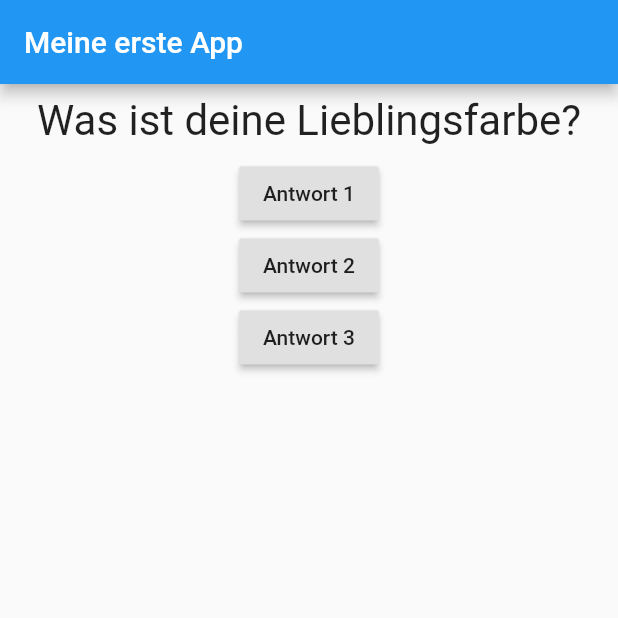
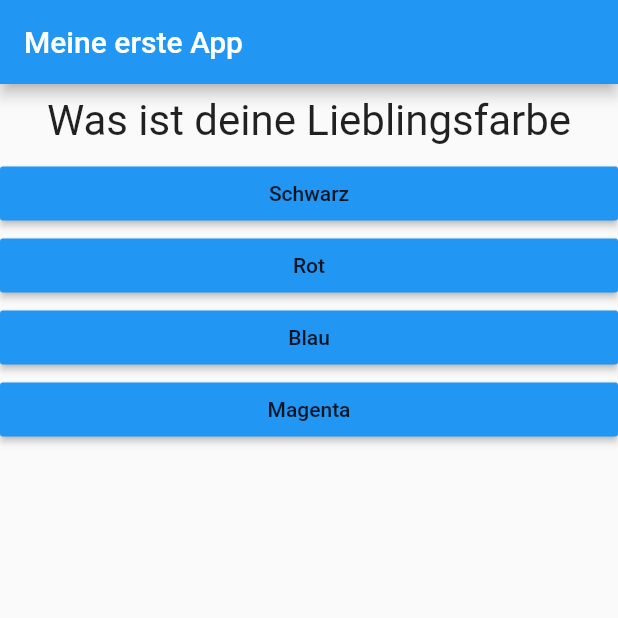
Before and after one commit to schoerck/FlutterKurs, a Flutter app: the screen it shows after launch, on a phone screen of 412 x 824 dp, the top half of it. Run offline on Flutter 3.47's test engine with Material 2 defaults, Android fonts, the phone set to English and light mode, and no system bars.

Commit message:
quiz_app_48

```diff
--- /dev/null
+++ b/lib/answers.dart
@@ -0,0 +1,20 @@
+import 'package:flutter/material.dart';
+
+class Answer extends StatelessWidget {
+  final Function
+      selectHandler;  //eine Funktion wird in selecthandler übergeben und gespeichert
+                      //selecthandler bekommt hier die funktion _answerquestion aus der main übergeben
+  final String answerText;
+  Answer(this.selectHandler, this.answerText);
+
+  @override
+  Widget build(BuildContext context) {
+    return Container(
+      width: double.infinity,
+      child: RaisedButton(
+          color: Colors.blue,
+          child: Text(answerText),
+          onPressed: selectHandler),
+    );
+  }
+}
--- a/lib/main.dart
+++ b/lib/main.dart
@@ -1,4 +1,5 @@
 import 'package:flutter/material.dart';
+import 'package:quiz_app/answers.dart';
 import 'package:quiz_app/question.dart';
 
 //void main() {
@@ -19,19 +20,35 @@ class _MyAppState extends State<MyApp> {
   //das stateless widget myappstate erbt die funktionalität von dem stateful widget myapp
   var _questionindex = 0;
 
+  final questions = const [
+    {
+      'questiontext': 'Was ist deine Lieblingsfarbe',
+      'answers': ['Schwarz', 'Rot', 'Blau', 'Magenta']
+    },
+    {
+      'questiontext': 'Was ist dein Lieblingstier',
+      'answers': ['Löwe', 'Tiger', 'Bär', 'Elefant']
+    },
+    {
+      'questiontext': 'Wer ist dein Lieblingsdozent',
+      'answers': ['Hän', 'Näd', 'Rol', 'Chapo']
+    }
+  ];
+
   //void, da die Funktion nur ausführt und nichts zurückgibt
   void _answerquestion() {
     setState(() {
       _questionindex++; //setstate verlangt eine anonyme methode (in diesem Fall soll der state je nach questionindex geändert werden)
     });
     print(_questionindex);
+
+    if (_questionindex < questions.length) {
+      print('Wir haben noch ein paar Fragen');
+    }
+    else{
+
+    }
   }
-
-  var questions = [
-    //Liste von Daten wird in eckige Klammern geschrieben (in diesem Fall alle Fragen)
-    'Was ist deine Lieblingsfarbe?',
-    'Was ist dein Lieblingstier?',
-  ];
 
   //override (Decorator) -> build Methode muss überschrieben werden, ansonsten würde die klassische build Methode return null zurückgeben! (@override kann auch weggelassen werden)
   @override
@@ -43,26 +60,20 @@ class _MyAppState extends State<MyApp> {
           //title und body stellen named arguments dar
           title: Text('Meine erste App'),
         ),
-        body: Column(
+        body: _questionindex<questions.length ? Column(
           children: <Widget>[
-            Question( //jedes mal wenn Question aufgerufen wurd, wird ein neues Objekt (mit dem Konstruktor) von Question angelegt
-              questions[_questionindex],
+            Question(
+              //jedes mal wenn Question aufgerufen wurd, wird ein neues Objekt (mit dem Konstruktor) von Question angelegt
+              questions[_questionindex][
+                  'questiontext'], //Syntax: aus der var questions, an der position questionindex, mit dem keyword questionword
             ), //.elementAt(n) zeigt auf das n'te Element in der Liste questions //oder neu: [n]
-            RaisedButton(
-                child: Text('Antwort 1'),
-                onPressed:
-                    _answerquestion), //Klammern der Methode werden weggelassen, da nichts übergeben wird (es wird die Methode an sich übergeben und nicht das Resultat der Methode)
-            RaisedButton(
-                child: Text('Antwort 2'),
-                onPressed:
-                    _answerquestion), //Pointer der auf die answerquestionmethode zweigt
-            RaisedButton(
-                child: Text('Antwort 3'),
-                onPressed: () => print(
-                    'Haha ich bin eine anonyme Funktion !') //Anonyme Funktionen werden direkt in den Code geschrieben mit () => ...  //oder (){...}
-                ),
+            ...(questions[_questionindex]['answers'] as List<String>)
+                .map((answer) {
+              return Answer(_answerquestion,
+                  answer); //zuerst wird auf answers zugegriffen-> ['answers'], dart weiß nicht das hier eine Liste vorliegt, daher as List <String>. die .map funktion ruft eine methode auf -> hier anonyme methode, die eine antwort aus der Liste übergeben bekommt und ein Answer Objekt returned. .map erzeugt nur eine Iterable, wir brauchen die Objekte als Liste-> daher .toList()  . durch die ... wandeln wir die Liste in einzelne Objekte um
+            }).toList()
           ],
-        ),
+        ) : Center(child: Text('Du bist fertig!'),),
       ),
     );
   }
```
